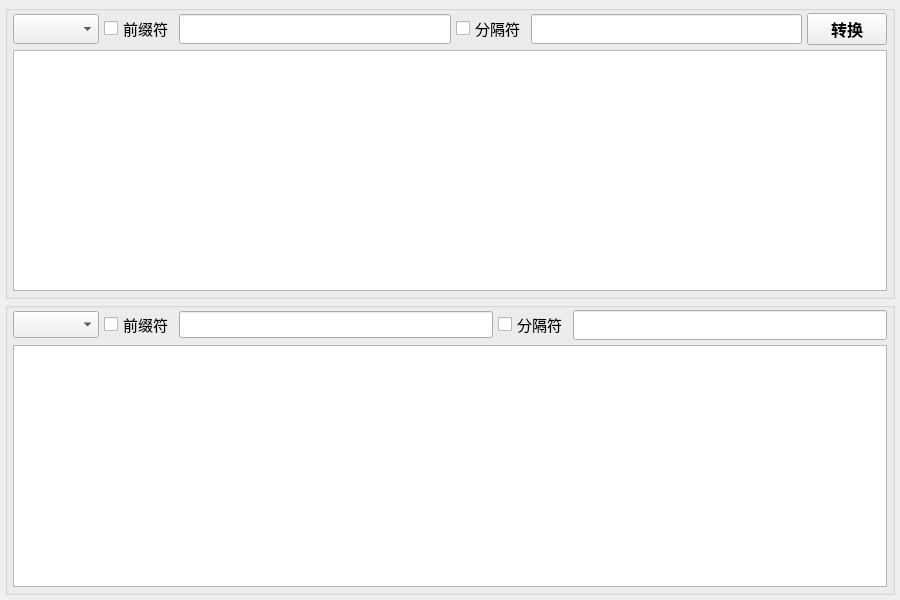
Before: the Qt Designer form Codec.ui in leichau/GSP, drawn with Qt 5.
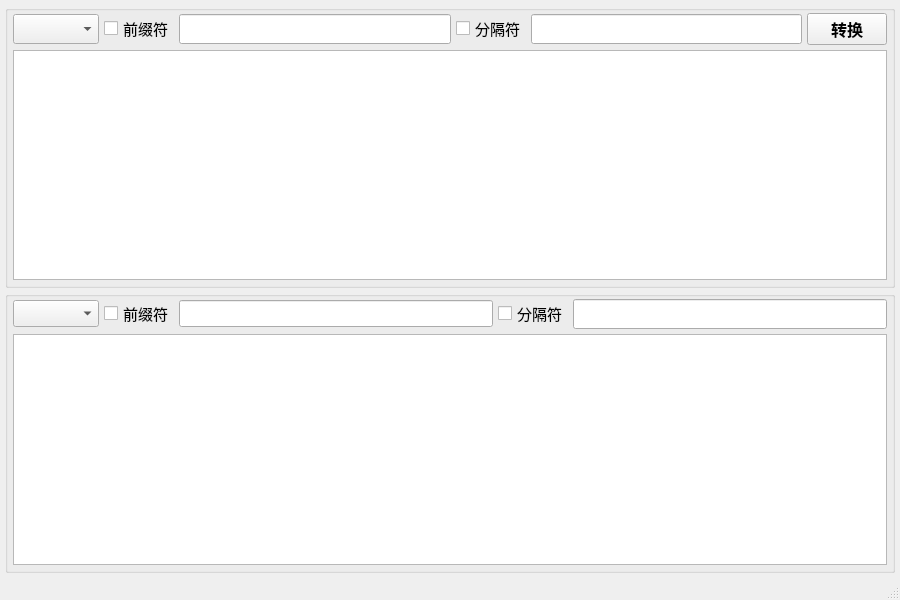
After: the same form once the commit is applied.

```diff
--- a/Codec.ui
+++ b/Codec.ui
@@ -1,7 +1,7 @@
 <?xml version="1.0" encoding="UTF-8"?>
 <ui version="4.0">
  <class>Codec</class>
- <widget class="QWidget" name="Codec">
+ <widget class="QMainWindow" name="Codec">
   <property name="geometry">
    <rect>
     <x>0</x>
@@ -13,6 +13,13 @@
   <property name="windowTitle">
    <string>编码转换</string>
   </property>
+  <widget class="QWidget" name="centralWidget">
+   <property name="sizePolicy">
+    <sizepolicy hsizetype="Preferred" vsizetype="Preferred">
+     <horstretch>0</horstretch>
+     <verstretch>0</verstretch>
+    </sizepolicy>
+   </property>
   <layout class="QVBoxLayout" name="verticalLayout" stretch="0,0">
    <property name="spacing">
     <number>3</number>
@@ -259,6 +266,8 @@
     </widget>
    </item>
   </layout>
+  </widget>
+  <widget class="QStatusBar" name="statusBar"/>
  </widget>
  <resources>
   <include location="imgResource.qrc"/>
```
Lines whose indentation alone changed are shown as unchanged.
